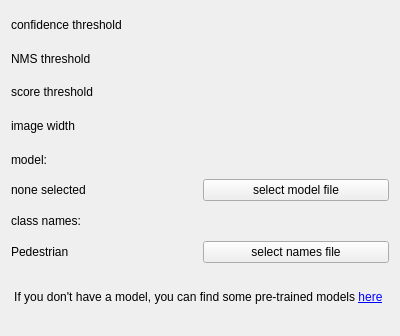
ped-dyn-emp/PeTrack, file src/ui/dialogs/YOLOMarkerWidget.ui: the form before one commit.
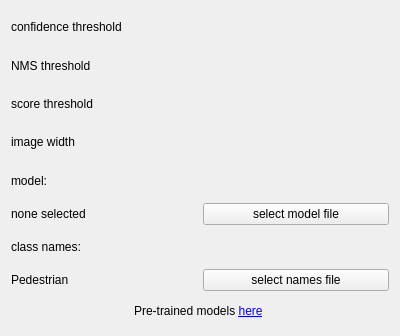
The form after the commit. Custom widgets are drawn as their Qt base class.

Commit message: minor improvements to machine learning marker

```diff
--- a/src/ui/dialogs/YOLOMarkerWidget.ui
+++ b/src/ui/dialogs/YOLOMarkerWidget.ui
@@ -169,7 +169,7 @@
         <string>&lt;html&gt;
 &lt;body&gt;
 &lt;p&gt;
-If you don't have a model, you can find some pre-trained models
+Pre-trained models
 &lt;a href=&quot;https://go.fzj.de/mlMarkerDocs&quot;&gt;here&lt;/a&gt;
 &lt;/p&gt;
 &lt;/body&gt;
```
Left out of the diff: 3 changed lines with no effect on the pictures. The commit also changes 1 other file.
